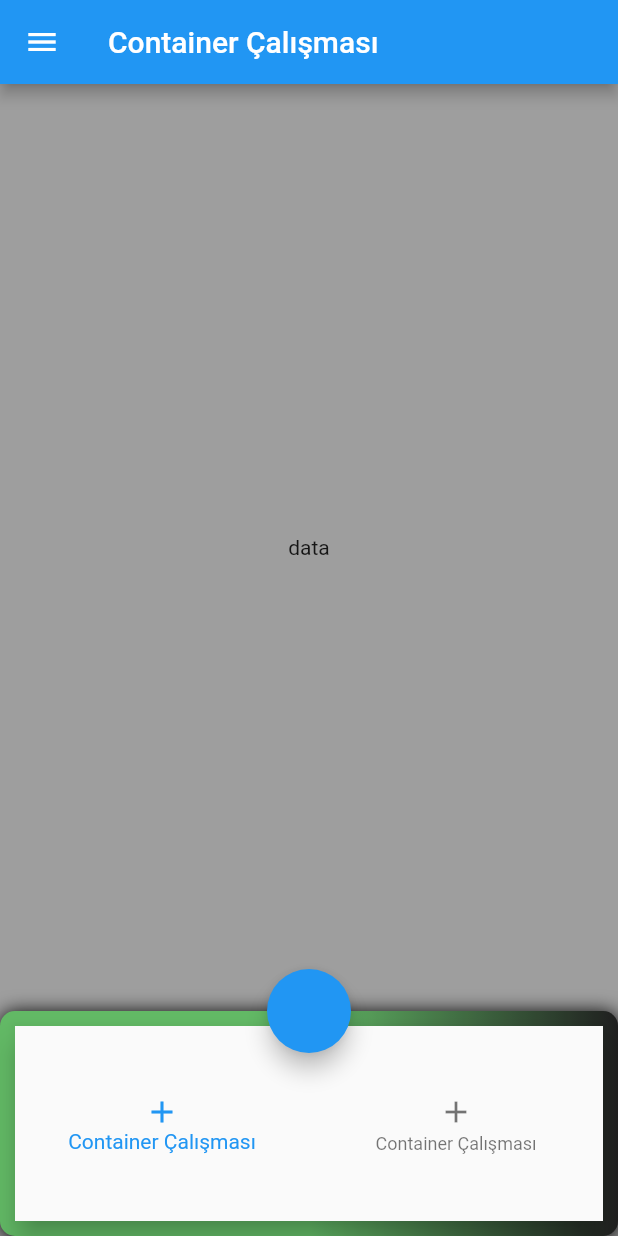
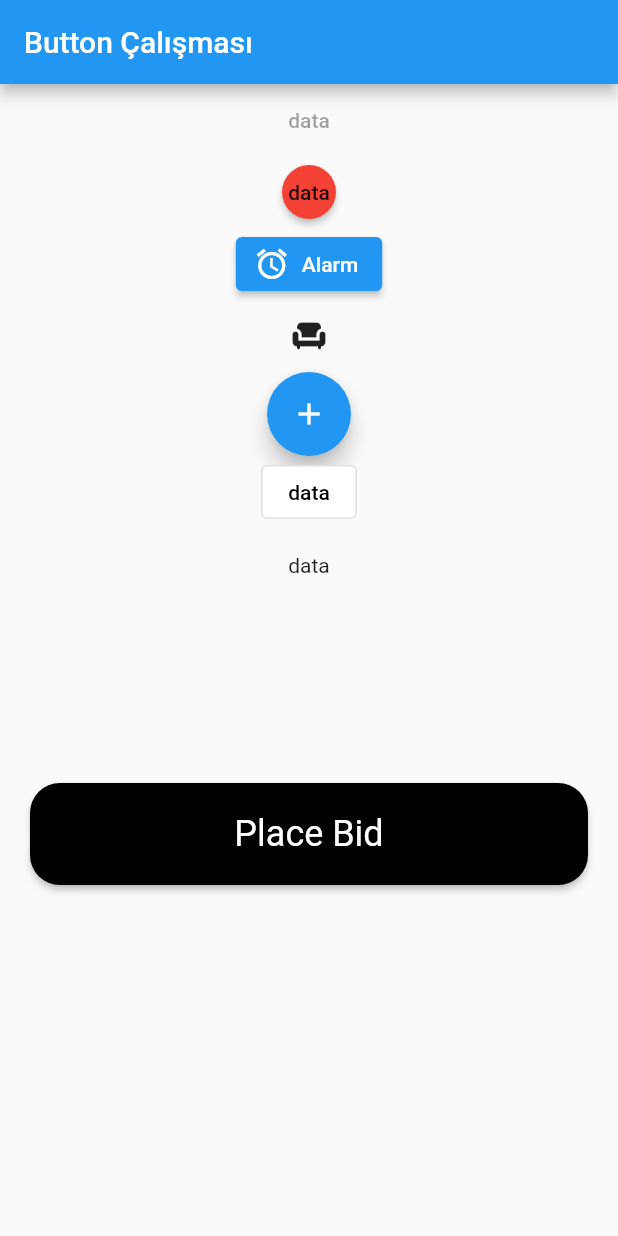
Before and after one commit to omeryilmaz2K/Flutter-Full-Learn, a Flutter app: the screen it shows after launch, on a phone screen of 412 x 824 dp. Run offline on Flutter 3.47's test engine with Material 2 defaults, Android fonts, the phone set to English and light mode, and no system bars.

Commit message:
101 seviyesinde button_learn_view çalışması gerçekleştirildi.

```diff
--- /dev/null
+++ b/lib/101/button_learn_view.dart
@@ -0,0 +1,89 @@
+import 'package:flutter/material.dart';
+
+class ButtonLearnView extends StatelessWidget {
+  const ButtonLearnView({Key? key, required this.title}) : super(key: key);
+
+  final String title;
+
+  @override
+  Widget build(BuildContext context) {
+    return Scaffold(
+      appBar: AppBar(
+        title: Text(title),
+      ),
+      body: Column(
+        children: [
+          TextButton(onPressed: null, child: Text("data")),
+          ElevatedButton(
+              style: ElevatedButton.styleFrom(
+                  backgroundColor: Colors.red, shape: CircleBorder()),
+              onPressed: () {},
+              child: Text(
+                "data",
+                style: Theme.of(context).textTheme.button,
+              )),
+          ElevatedButton.icon(
+              onPressed: () {},
+              icon: Icon(Icons.access_alarms),
+              label: Text("Alarm")),
+          IconButton(onPressed: () {}, icon: Icon(Icons.chair)),
+          FloatingActionButton(
+            onPressed: () {},
+            child: Icon(Icons.add),
+          ),
+          OutlinedButton(
+            onPressed: () {},
+            child: Text(
+              "data",
+              style: Theme.of(context)
+                  .textTheme
+                  .button
+                  ?.copyWith(color: Colors.black),
+            ),
+            style: ButtonStyle(
+                backgroundColor: MaterialStateProperty.resolveWith((states) {
+              if (states.contains(MaterialState.pressed)) return Colors.blue;
+              return Colors.white;
+            })),
+          ),
+          InkWell(
+            onTap: () {},
+            child: SizedBox(
+                height: 50, width: 100, child: Center(child: Text("data"))),
+          ),
+          SizedBox(
+            height: 100,
+          ),
+          Row(
+            children: [
+              Expanded(
+                child: Padding(
+                  padding: EdgeInsets.all(20),
+                  child: ElevatedButton(
+                      style: ElevatedButton.styleFrom(
+                        backgroundColor: Colors.black,
+                        shape: RoundedRectangleBorder(borderRadius: BorderRadius.circular(20))
+                      ),
+                      onPressed: () {},
+                      child: Padding(
+                        padding: const EdgeInsets.only(top: 20, bottom: 20, left: 40, right: 40),
+                        child: Text(
+                          "Place Bid",
+                          style: Theme.of(context)
+                              .textTheme
+                              .headline5
+                              ?.copyWith(color: Colors.white),
+                        ),
+                      )),
+                ),
+              ),
+            ],
+          )
+        ],
+      ),
+    );
+  }
+}
+
+// Borders
+// CircleBorder(), RoundedRectangleBorder(), OutlinedBorder(), StadiumBorder()
--- a/lib/main.dart
+++ b/lib/main.dart
@@ -1,4 +1,5 @@
 import 'package:flutter/material.dart';
+import 'package:flutter_full_learn/101/button_learn_view.dart';
 import 'package:flutter_full_learn/101/container_learn_view.dart';
 import 'package:flutter_full_learn/101/scaffold_learn_view.dart';
 import 'package:flutter_full_learn/101/sizedbox_learn_view.dart';
@@ -14,7 +15,7 @@ class MyApp extends StatelessWidget {
   @override
   Widget build(BuildContext context) {
     return MaterialApp(
-      home: ScaffoldLearnView(title: "Container Çalışması"),
+      home: ButtonLearnView(title: "Button Çalışması"),
     );
   }
 }
```
